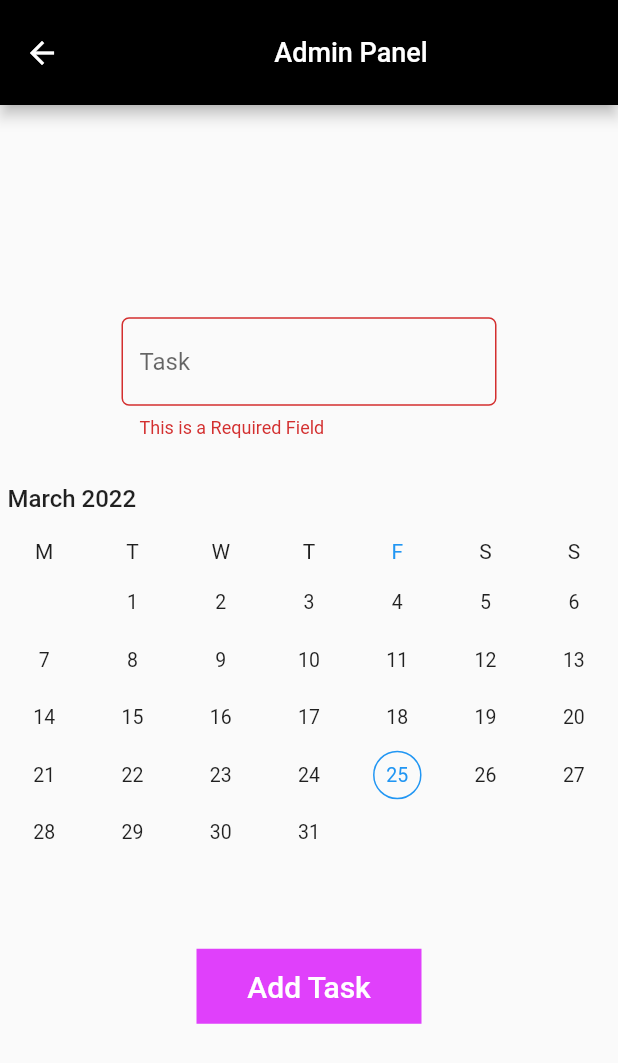
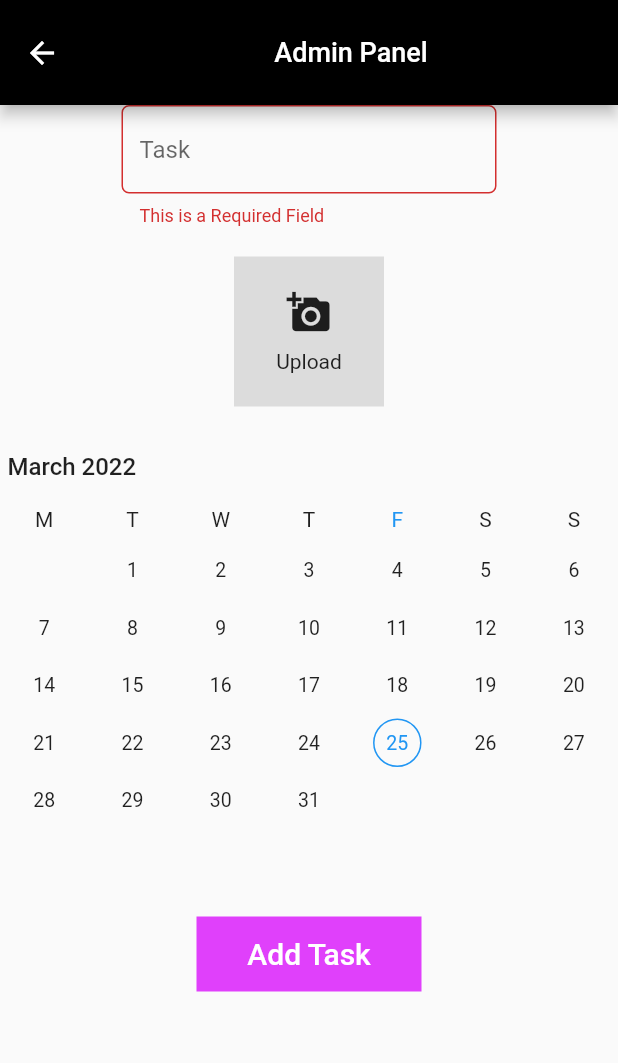
Before and after one commit to umar51/warrior_queen_admin, a Flutter app: the AddTaskPage screen opened directly, after a tap on "Add Task", on a phone screen of 412 x 824 dp. Shown: the top 1063 px of the screen. Run offline on Flutter 3.47's test engine with Material 2 defaults, Android fonts, the light colour scheme and no system bars; drawn by our look-alikes of syncfusion_flutter_datepicker; our stand-ins replace cloud_firestore, firebase_auth, firebase_core, firebase_storage, flutter_login, flutter_screenutil and 1 more; missing offline and left inert: dart:html, localstore; accounts and stored records are empty; statements that could not run were skipped.

Commit message:
image option added in add task screen

```diff
--- a/lib/controllers/category_controller.dart
+++ b/lib/controllers/category_controller.dart
@@ -24,7 +24,8 @@ class CategoryController extends GetxController{
   List<CategoryModel> listOfCategories = [];
   List<TaskModel> listOfTasks = [];
   int selectedCategoryIndex = 0;
-  String? categoryImage;
+  String? categoryImage,taskImage;
+  bool addCategoryImage = true;
 
   validateCategoryForm(){
     if(!catFormKey.currentState!.validate()){
@@ -44,10 +45,15 @@ class CategoryController extends GetxController{
       return null;
     }else if(dateRangePickerController.selectedDate == null){
       Get.snackbar('Alert', 'Select Date',backgroundColor: kblack,colorText: kwhite);
-    }else {
+    }else if(taskImage == null){
+      Get.snackbar('Alert', 'Select Image',backgroundColor: kblack,colorText: kwhite);
+    }
+    else {
       addTaskModel = TaskModel(task: taskNameController.text,
           taskDate: dateRangePickerController.selectedDate!
-              .millisecondsSinceEpoch);
+              .millisecondsSinceEpoch,
+        image: taskImage,
+      );
       addTask();
     }
   }
@@ -61,6 +67,7 @@ class CategoryController extends GetxController{
     }catch(e){
       Get.snackbar('Error', e.toString(),backgroundColor: kblack,colorText: kwhite);
     }
+   // taskImage = null;
   }
   addCategory(){
     try {
@@ -71,6 +78,7 @@ class CategoryController extends GetxController{
     }catch(e){
       Get.snackbar('Error', e.toString(),backgroundColor: kblack,colorText: kwhite);
     }
+   // categoryImage = null;
   }
 
   mapSelectedCategory(int index){
@@ -108,7 +116,7 @@ class CategoryController extends GetxController{
       });
   }
 
-  uploadToStorage() {
+    uploadToStorage() async{
     try {
       var input = FileUploadInputElement()..accept = 'image/*';
       input.click();
@@ -121,8 +129,12 @@ class CategoryController extends GetxController{
               .ref()
               .child('categoryImages/${file.name}')
               .putBlob(file);
-          String downloadUrl = await snapshot.ref.getDownloadURL();
-          categoryImage = downloadUrl;
+          String downLodUrl = await snapshot.ref.getDownloadURL();
+          if(addCategoryImage){
+            categoryImage = downLodUrl;
+          }else{
+            taskImage = downLodUrl;
+          }
           update();
         });
       });
--- a/lib/models/task_model.dart
+++ b/lib/models/task_model.dart
@@ -4,15 +4,17 @@ class TaskModel{
 
   String? task;
   int? taskDate;
+  String? image;
   DocumentReference? docRef;
 
-  TaskModel({this.docRef,this.task,this.taskDate});
+  TaskModel({this.docRef,this.task,this.taskDate,this.image});
 
   factory TaskModel.fromDocumentSnapshot(DocumentSnapshot doc){
     return TaskModel(
       docRef: doc.reference,
       taskDate: doc['task_date'],
       task: doc['task'],
+      image: doc['image'],
     );
   }
 
@@ -20,6 +22,7 @@ class TaskModel{
     return {
       'task': task,
       'task_date': taskDate,
+      'image': image,
     };
   }
 }
--- a/lib/views/category_views/add_category.dart
+++ b/lib/views/category_views/add_category.dart
@@ -50,6 +50,7 @@ class AddCategoryPage extends StatelessWidget {
                   const SizedBox(height: 20,),
                   InkWell(
                     onTap: () {
+                       categoryController.addCategoryImage = true;
                        categoryController.uploadToStorage();
                     },
                     child: Container(
--- a/lib/views/task_views/add_task.dart
+++ b/lib/views/task_views/add_task.dart
@@ -23,7 +23,8 @@ class AddTaskPage extends StatelessWidget {
           ),
         ),
       ),
-      body: Center(
+      body: SingleChildScrollView(
+        child: Center(
           child: GetBuilder<CategoryController>(
             builder: (controller){
               return Form(
@@ -44,6 +45,42 @@ class AddTaskPage extends StatelessWidget {
                         decoration: InputDecoration(
                             border: OutlineInputBorder(borderRadius: BorderRadius.circular(5.0)),
                             hintText: 'Task'
+                        ),
+                      ),
+                    ),
+                    const SizedBox(height: 20,),
+                    InkWell(
+                      onTap: () {
+                        _categoryController.addCategoryImage = false;
+                        _categoryController.uploadToStorage();
+                      },
+                      child: Container(
+                        color: Colors.black12,
+                        height: 100,
+                        width: 100,
+                        child: Padding(
+                          padding: const EdgeInsets.all(8.0),
+                          child: _categoryController.taskImage ==
+                              null
+                              ? Column(
+                            mainAxisAlignment:
+                            MainAxisAlignment.center,
+                            children: const [
+                              Icon(
+                                Icons.add_a_photo,
+                                size: 30,
+                              ),
+                              SizedBox(height: 10,),
+                              Text("Upload"),
+                            ],
+                          )
+                              : SizedBox(
+                            height: 400,
+                            width: Get.width,
+                            child: Image.network(
+                              _categoryController.taskImage!,
+                            ),
+                          ),
                         ),
                       ),
                     ),
@@ -70,6 +107,7 @@ class AddTaskPage extends StatelessWidget {
             },
           ),
         ),
+      ),
     );
   }
 }
```
Lines whose indentation alone changed are shown as unchanged.
